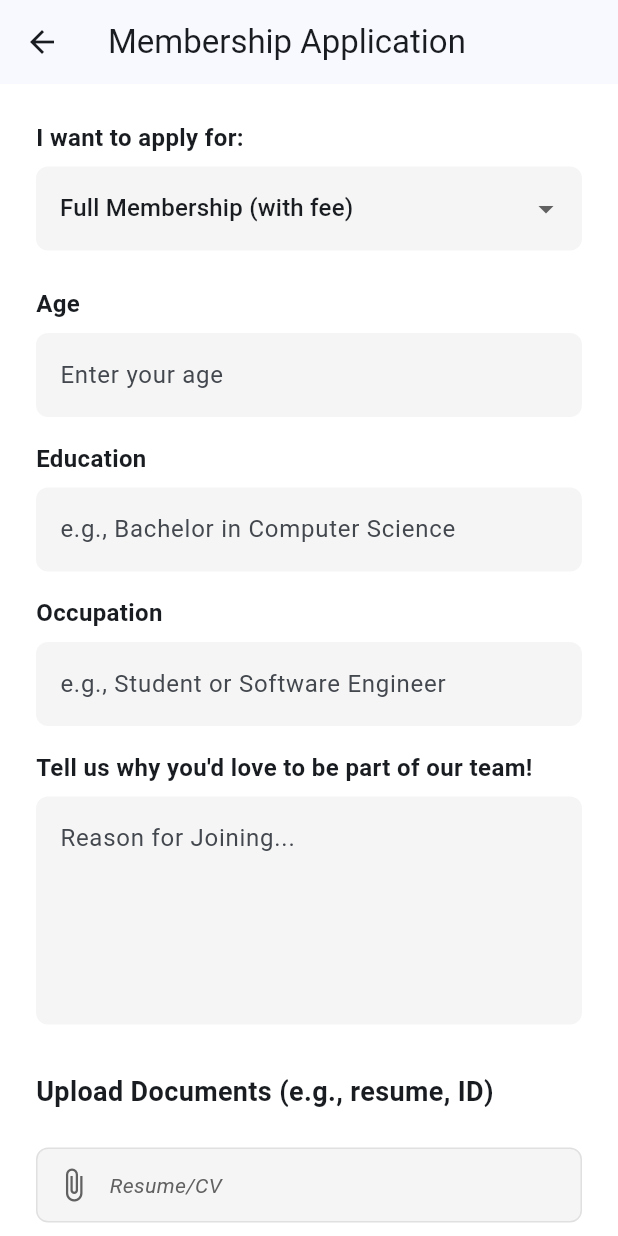
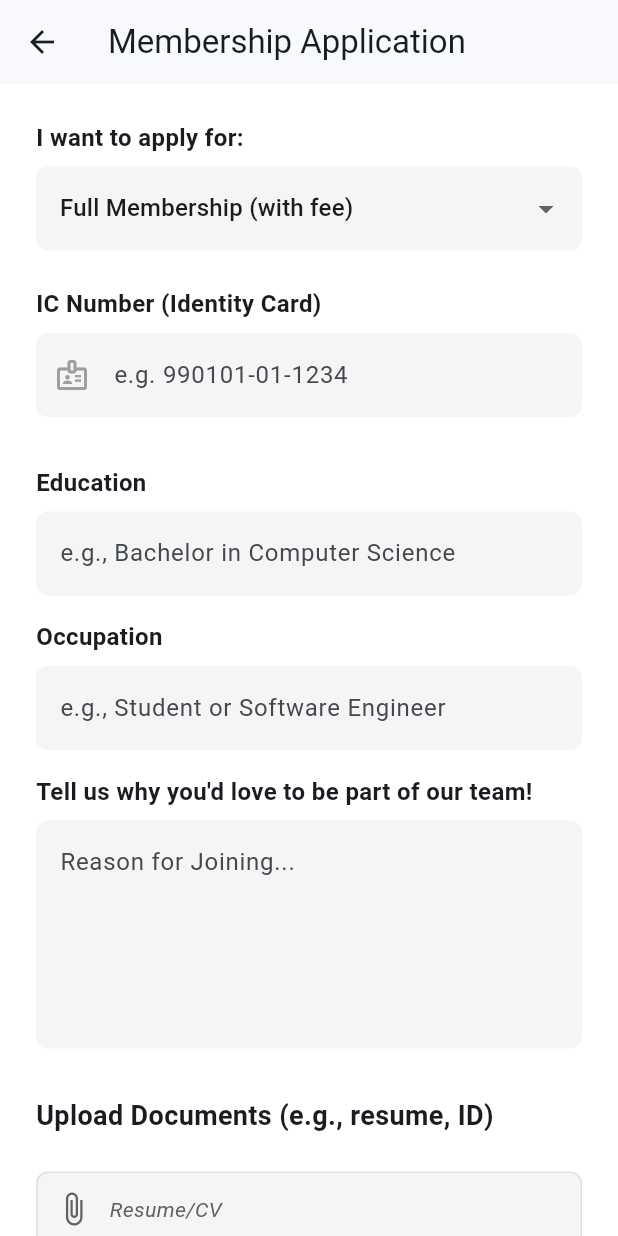
Before and after one commit to AziidanNg/Application-Development-KNOWA, a Flutter app: the MembershipApplicationScreen screen opened directly, on a phone screen of 412 x 824 dp. Run offline on Flutter 3.47's test engine with Material 3 defaults, Android fonts, the phone set to English and light mode, and no system bars; our stand-ins replace file_picker, flutter_secure_storage, image_picker, intl_phone_field, jwt_decoder, share_plus and 1 more; accounts and stored records are empty.

Commit message:
Update application submission change age to ic and implement calculation so that age 18 under cannot submit application

```diff
--- a/knowa_frontend/lib/screens/membership_application_screen.dart
+++ b/knowa_frontend/lib/screens/membership_application_screen.dart
@@ -19,7 +19,7 @@ class _MembershipApplicationScreenState extends State<MembershipApplicationScree
   final _educationController = TextEditingController();
   final _occupationController = TextEditingController();
   final _reasonController = TextEditingController();
-  final _ageController = TextEditingController();
+  final _icController = TextEditingController();
 
   // File placeholders
   File? _resumeFile;
@@ -39,6 +39,47 @@ class _MembershipApplicationScreenState extends State<MembershipApplicationScree
     return null;
   }
 
+  // Automatic Age Validator
+  String? _validateIC(String? value) {
+    if (value == null || value.isEmpty) return 'IC Number is required';
+
+    // Remove hyphens or spaces to get just numbers
+    String cleanIC = value.replaceAll(RegExp(r'[^0-9]'), '');
+
+    // Basic length check (Malaysian IC is 12 digits)
+    if (cleanIC.length < 12) return 'IC Number must be 12 digits';
+
+    // Extract Date parts
+    try {
+      int year = int.parse(cleanIC.substring(0, 2));
+      int month = int.parse(cleanIC.substring(2, 4));
+      int day = int.parse(cleanIC.substring(4, 6));
+
+      // Determine Century (1900s or 2000s)
+      // Assuming current year is 2025. If YY > 25, it's 19YY. If YY <= 25, it's 20YY.
+      int currentYearTwoDigits = 25;
+      int fullYear = (year > currentYearTwoDigits) ? 1900 + year : 2000 + year;
+
+      DateTime birthDate = DateTime(fullYear, month, day);
+      DateTime today = DateTime.now();
+
+      // Calculate Age
+      int age = today.year - birthDate.year;
+      // Adjust if birthday hasn't happened yet this year
+      if (today.month < birthDate.month || (today.month == birthDate.month && today.day < birthDate.day)) {
+        age--;
+      }
+
+      if (age < 18) {
+        return 'You are $age years old. Minimum age is 18.';
+      }
+    } catch (e) {
+      return 'Invalid Date in IC';
+    }
+
+    return null; // Valid
+  }
+
   // Function to submit the application
   void _submitApplication() async {
     if (!_formKey.currentState!.validate()) return;
@@ -50,7 +91,7 @@ class _MembershipApplicationScreenState extends State<MembershipApplicationScree
       education: _educationController.text,
       occupation: _occupationController.text,
       reason: _reasonController.text,
-      age: _ageController.text,
+      icNumber: _icController.text,
       resumeFile: _resumeFile,
       idFile: _idFile,
     );
@@ -119,11 +160,15 @@ class _MembershipApplicationScreenState extends State<MembershipApplicationScree
               ),
               const SizedBox(height: 16),
               _buildTextField(
-                controller: _ageController,
-                label: 'Age',
-                hint: 'Enter your age',
-                keyboardType: TextInputType.number
+                controller: _icController, // Uses the controller you already created
+                label: 'IC Number (Identity Card)',
+                hint: 'e.g. 990101-01-1234',
+                keyboardType: TextInputType.number,
+                icon: Icons.badge_outlined,
+                validator: _validateIC,
               ),
+              const SizedBox(height: 16),
+
               _buildTextField(
                 controller: _educationController,
                 label: 'Education',
@@ -167,6 +212,36 @@ class _MembershipApplicationScreenState extends State<MembershipApplicationScree
               ),
 
               const SizedBox(height: 32),
+
+              Container(
+                padding: const EdgeInsets.all(12),
+                decoration: BoxDecoration(
+                  color: Colors.blue[50],
+                  borderRadius: BorderRadius.circular(8),
+                  border: Border.all(color: Colors.blue.shade200),
+                ),
+                child: Column(
+                  crossAxisAlignment: CrossAxisAlignment.start,
+                  children: [
+                    Row(
+                      children: [
+                        Icon(Icons.gavel, size: 18, color: Colors.blue.shade800),
+                        const SizedBox(width: 8),
+                        Text(
+                          'Legal & Compliance',
+                          style: TextStyle(fontWeight: FontWeight.bold, color: Colors.blue.shade800),
+                        ),
+                      ],
+                    ),
+                    const SizedBox(height: 8),
+                    _buildComplianceRow('Applicants must be 18 years or older.'),
+                    const SizedBox(height: 4),
+                    _buildComplianceRow('PDPA Notice: Your IC and details are strictly for verification and will not be shared externally.'),
+                  ],
+                ),
+              ),
+              const SizedBox(height: 24),
+
               SizedBox(
                 width: double.infinity,
                 height: 50,
@@ -188,13 +263,26 @@ class _MembershipApplicationScreenState extends State<MembershipApplicationScree
     );
   }
 
+  Widget _buildComplianceRow(String text) {
+    return Row(
+      crossAxisAlignment: CrossAxisAlignment.start,
+      children: [
+        const Icon(Icons.check_circle_outline, size: 16, color: Colors.blue),
+        const SizedBox(width: 8),
+        Expanded(child: Text(text, style: TextStyle(fontSize: 12, color: Colors.grey[800]))),
+      ],
+    );
+  }
+
   // Helper widget for text fields
   Widget _buildTextField({
     required TextEditingController controller,
     required String label,
     required String hint,
     int maxLines = 1,
-    TextInputType keyboardType = TextInputType.text
+    TextInputType keyboardType = TextInputType.text,
+    IconData? icon,
+    String? Function(String?)? validator,
   }) {
     return Padding(
       padding: const EdgeInsets.symmetric(vertical: 8.0),
@@ -209,6 +297,7 @@ class _MembershipApplicationScreenState extends State<MembershipApplicationScree
             maxLines: maxLines,
             decoration: InputDecoration(
               hintText: hint,
+              prefixIcon: icon != null ? Icon(icon, color: Colors.grey) : null,
               filled: true,
               fillColor: Colors.grey[100],
               border: OutlineInputBorder(
@@ -216,7 +305,7 @@ class _MembershipApplicationScreenState extends State<MembershipApplicationScree
                 borderSide: BorderSide.none,
               ),
             ),
-            validator: (value) {
+            validator: validator ?? (value) {
               if (value == null || value.isEmpty) {
                 return 'This field is required';
               }
--- a/knowa_frontend/lib/services/auth_service.dart
+++ b/knowa_frontend/lib/services/auth_service.dart
@@ -186,7 +186,7 @@ Future<Map<String, dynamic>> applyForMembership({
   required String education,
   required String occupation,
   required String reason,
-  required String age,
+  required String icNumber,
   File? resumeFile, // For resume.pdf
   File? idFile,     // For ID.jpg
 }) async {
@@ -202,7 +202,7 @@ Future<Map<String, dynamic>> applyForMembership({
   request.fields['education'] = education;
   request.fields['occupation'] = occupation;
   request.fields['reason_for_joining'] = reason;
-  request.fields['age'] = age;
+  request.fields['ic_number'] = icNumber;
 
   // --- Add the resume file (if it exists) ---
   if (resumeFile != null) {
```
Also changed, not shown: 4 other files.
